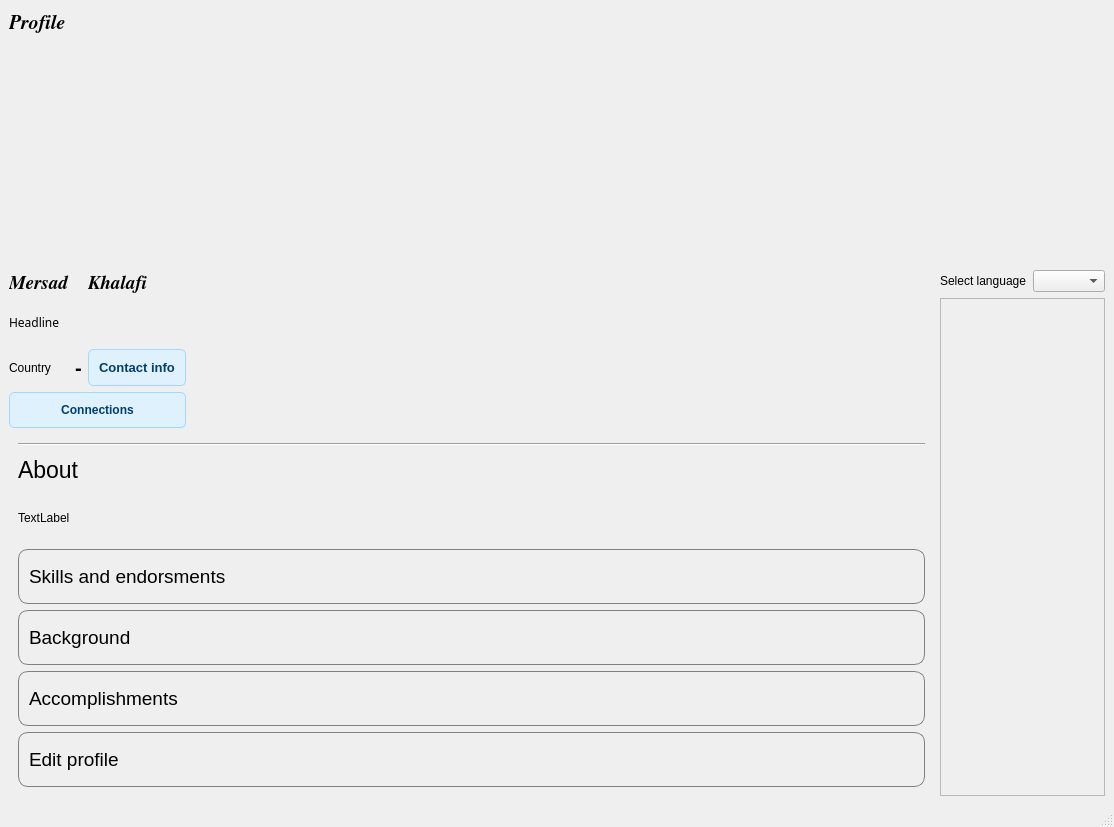
mersadcam/db_linkedin_uni, file Main project/profile/profile.ui: the form before one commit.
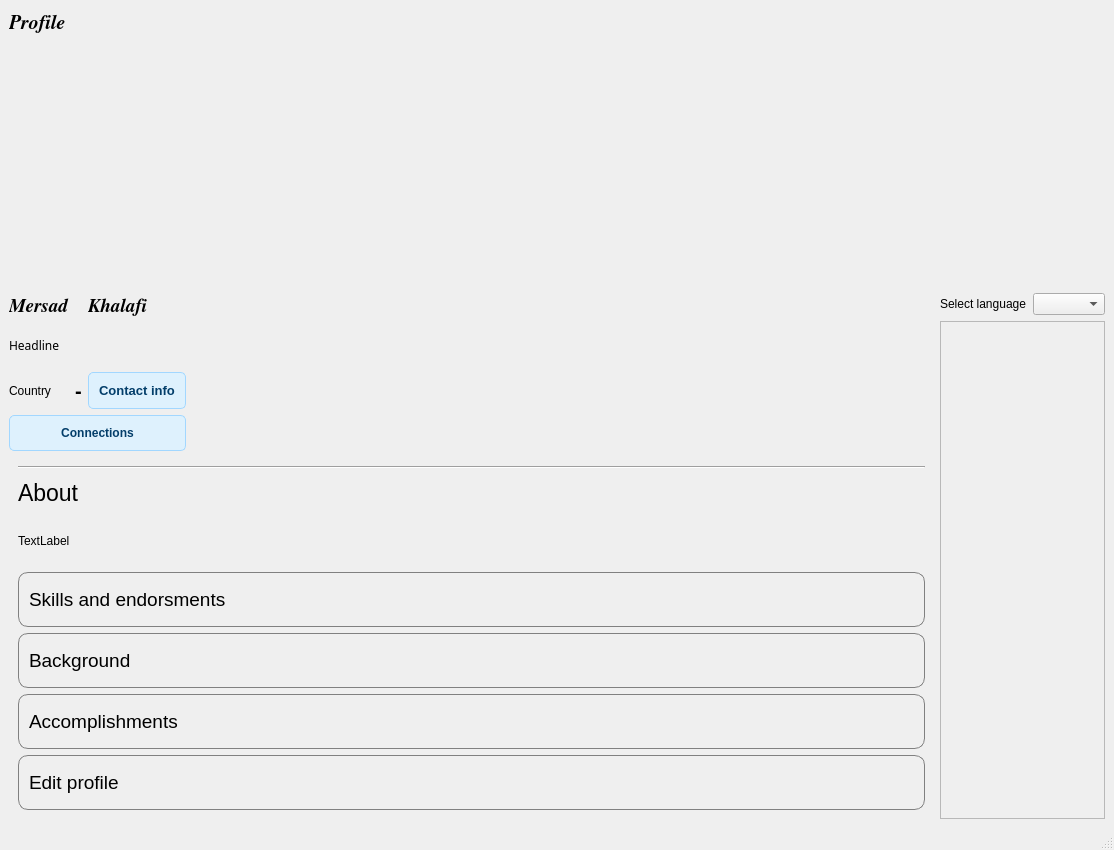
The form after the commit. Icons and pictures are not drawn.

Patch:
```diff
--- a/Main project/profile/profile.ui
+++ b/Main project/profile/profile.ui
@@ -7,13 +7,19 @@
     <x>0</x>
     <y>0</y>
     <width>1114</width>
-    <height>827</height>
+    <height>850</height>
    </rect>
   </property>
   <property name="minimumSize">
    <size>
     <width>1111</width>
-    <height>0</height>
+    <height>850</height>
+   </size>
+  </property>
+  <property name="maximumSize">
+   <size>
+    <width>1602</width>
+    <height>850</height>
    </size>
   </property>
   <property name="windowTitle">
@@ -555,7 +561,7 @@
              <x>0</x>
              <y>0</y>
              <width>197</width>
-             <height>491</height>
+             <height>500</height>
             </rect>
            </property>
           </widget>
```
Left out of the diff: 14 changed lines with no effect on the pictures.
